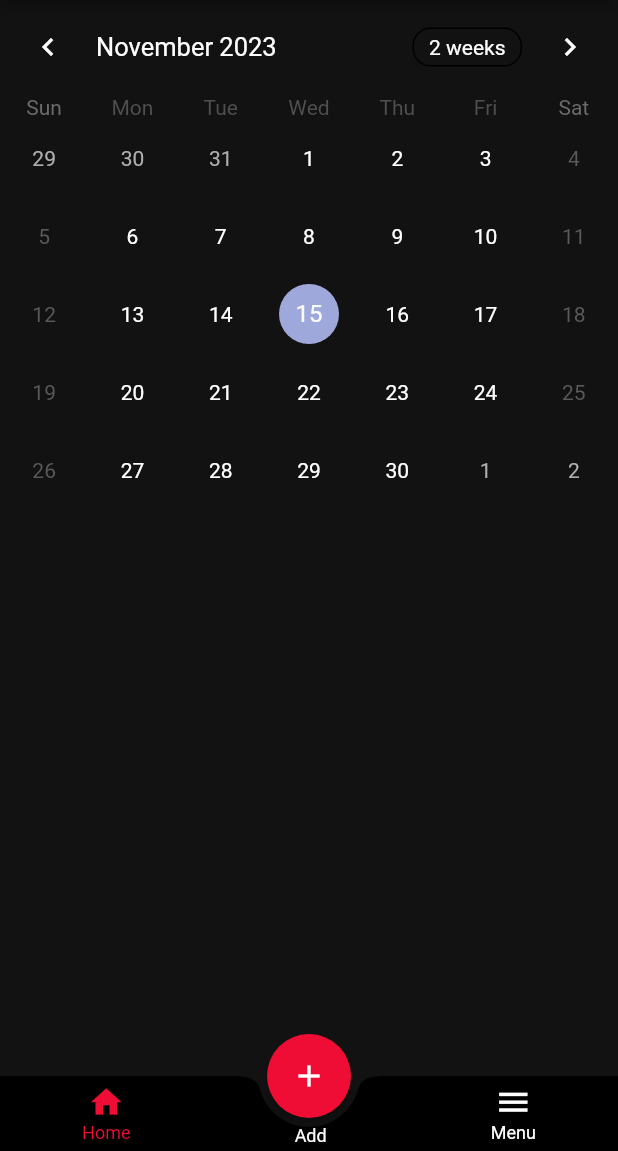
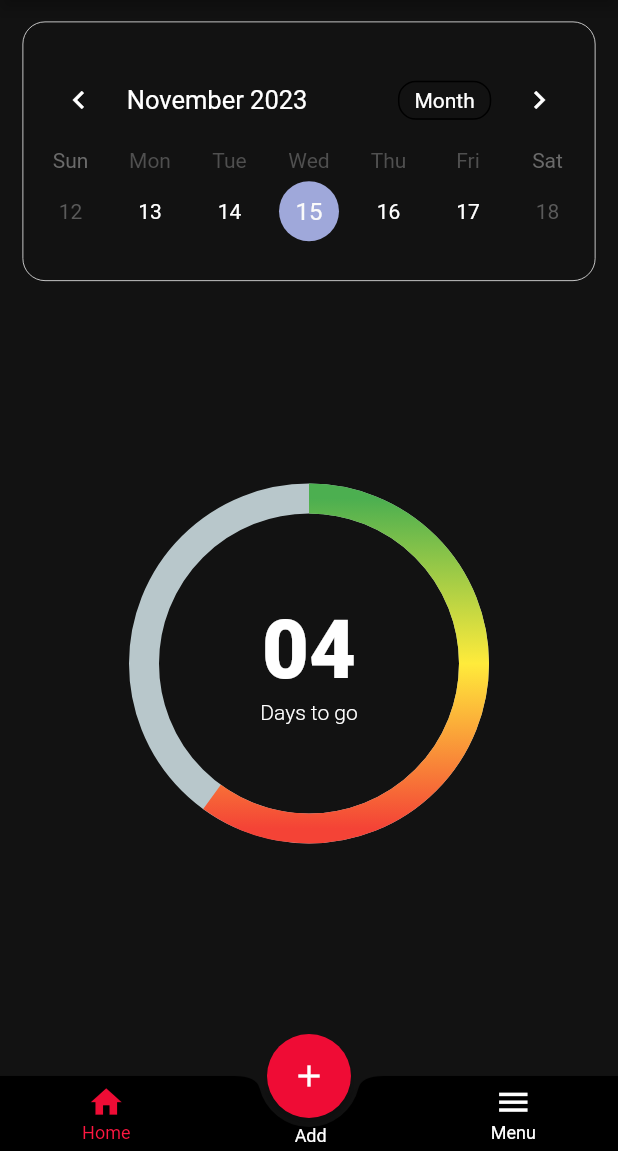
Before and after one commit to iluv27/Cyclecare, a Flutter app: the screen it shows after launch, on a phone screen of 412 x 824 dp, the part 85-1236 px from its top. Run offline on Flutter 3.47's test engine with Material 2 defaults, Android fonts, the phone set to English and light mode, and no system bars; drawn by our look-alikes of percent_indicator, table_calendar; our stand-ins replace cloud_firestore, firebase_auth, firebase_core, flutter_dotenv, google_sign_in, modal_progress_hud_nsn; accounts and stored records are empty.

Commit message:
new changes

```diff
--- a/lib/ui/calender_screen.dart
+++ b/lib/ui/calender_screen.dart
@@ -1,5 +1,6 @@
 import 'package:flutter/material.dart';
 import 'package:table_calendar/table_calendar.dart';
+import 'package:percent_indicator/percent_indicator.dart';
 
 class CalenderScreen extends StatefulWidget {
   const CalenderScreen({super.key});
@@ -19,25 +20,80 @@ class _CalenderScreenState extends State<CalenderScreen> {
           scale: 1,
         ),
       ),
-      body: CalendarWidget(),
+      body: Column(
+        children: [
+          Container(
+            margin: const EdgeInsets.symmetric(vertical: 15, horizontal: 15),
+            padding: const EdgeInsets.symmetric(vertical: 20, horizontal: 5),
+            decoration: BoxDecoration(
+              border: Border.all(color: Colors.white, width: 0.5),
+              borderRadius: BorderRadius.circular(15),
+            ),
+            child: const CalendarWidget(),
+          ),
+          Padding(
+            padding: const EdgeInsets.only(top: 120.0),
+            child: CircularPercentIndicator(
+              radius: 120.0,
+              lineWidth: 20.0,
+              percent: 0.6,
+              center: const Column(
+                crossAxisAlignment: CrossAxisAlignment.center,
+                mainAxisAlignment: MainAxisAlignment.center,
+                children: [
+                  Text(
+                    '04',
+                    style: TextStyle(fontSize: 54, fontWeight: FontWeight.w800),
+                  ),
+                  SizedBox(
+                    height: 2,
+                  ),
+                  Text(
+                    'Days to go',
+                    style: TextStyle(fontSize: 14, fontWeight: FontWeight.w300),
+                  ),
+                ],
+              ),
+              // progressColor: Colors.green,
+              // circularStrokeCap: CircularStrokeCap.round,
+              // arcType: ArcType.FULL,
+              // arcBackgroundColor: Colors.transparent,
+              // backgroundColor: Colors.transparent,
+              linearGradient: const LinearGradient(
+                colors: [
+                  Colors.green,
+                  Colors.yellow,
+                  Colors.red,
+                ],
+                stops: [0.0, 0.5, 1.0], // Gradient stops
+                begin: Alignment.topCenter,
+                end: Alignment.bottomCenter,
+              ),
+            ),
+          )
+        ],
+      ),
     );
   }
 }
 
 class CalendarWidget extends StatefulWidget {
+  const CalendarWidget({super.key});
+
   @override
+  // ignore: library_private_types_in_public_api
   _CalendarWidgetState createState() => _CalendarWidgetState();
 }
 
 class _CalendarWidgetState extends State<CalendarWidget> {
-  CalendarFormat _calendarFormat = CalendarFormat.month;
-  DateTime _focusedDay = DateTime.now();
-  DateTime? _selectedDay;
+  CalendarFormat calendarFormat = CalendarFormat.week;
+  DateTime focusedDay = DateTime.now();
+  DateTime? selectedDay;
 
   @override
   void initState() {
     super.initState();
-    _selectedDay = _focusedDay;
+    selectedDay = focusedDay;
   }
 
   @override
@@ -48,8 +104,8 @@ class _CalendarWidgetState extends State<CalendarWidget> {
     return TableCalendar(
       firstDay: kFirstDay,
       lastDay: kLastDay,
-      focusedDay: _focusedDay,
-      calendarFormat: _calendarFormat,
+      focusedDay: focusedDay,
+      calendarFormat: calendarFormat,
       calendarStyle: const CalendarStyle(),
     );
   }
--- a/lib/ui/home_screen.dart
+++ b/lib/ui/home_screen.dart
@@ -70,7 +70,7 @@ class _HomeScreenState extends State<HomeScreen> {
                         style: TextStyle(
                             fontSize: 12,
                             color: currentScreen.runtimeType == CalenderScreen
-                                ? AppColors.primaryColor
+                                ? const Color.fromARGB(255, 255, 23, 65)
                                 : Colors.white),
                       ),
                     )
@@ -86,7 +86,7 @@ class _HomeScreenState extends State<HomeScreen> {
                   style: TextStyle(
                     fontSize: 12,
                     color: currentScreen.runtimeType == PeriodFormScreen
-                        ? AppColors.primaryColor
+                        ? const Color.fromARGB(255, 255, 23, 65)
                         : Colors.white,
                   ),
                 ),
@@ -117,7 +117,7 @@ class _HomeScreenState extends State<HomeScreen> {
                         style: TextStyle(
                             fontSize: 12,
                             color: currentScreen.runtimeType == DetailsScreen
-                                ? AppColors.primaryColor
+                                ? const Color.fromARGB(255, 255, 23, 65)
                                 : Colors.white),
                       ),
                     )
--- a/pubspec.yaml
+++ b/pubspec.yaml
@@ -27,6 +27,7 @@ dependencies:
   modal_progress_hud_nsn: ^0.4.0
   table_calendar: ^3.0.9
   intl: ^0.18.1
+  percent_indicator: ^4.2.3
 
 dev_dependencies:
   flutter_test:
```
Also changed, not shown: lib/main.dart (+6 -2 lines), pubspec.lock.
